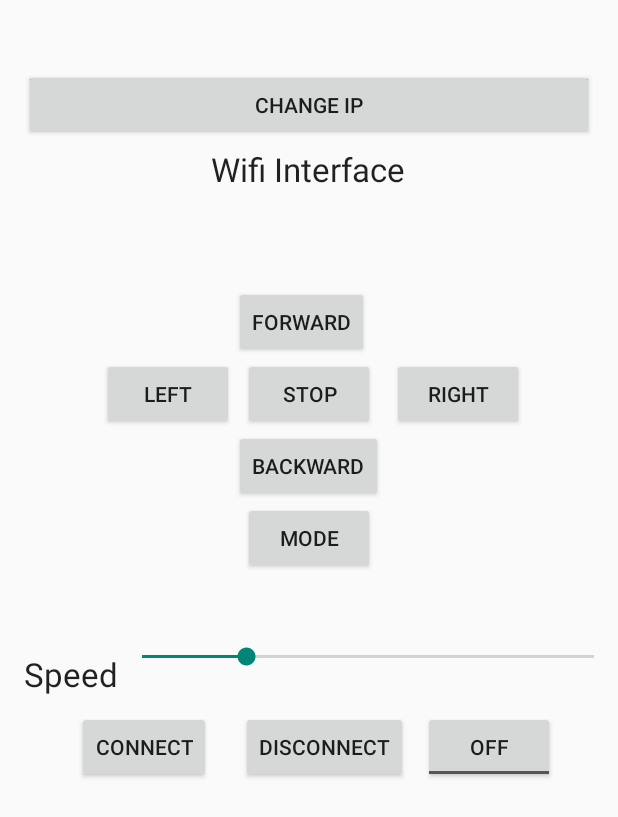
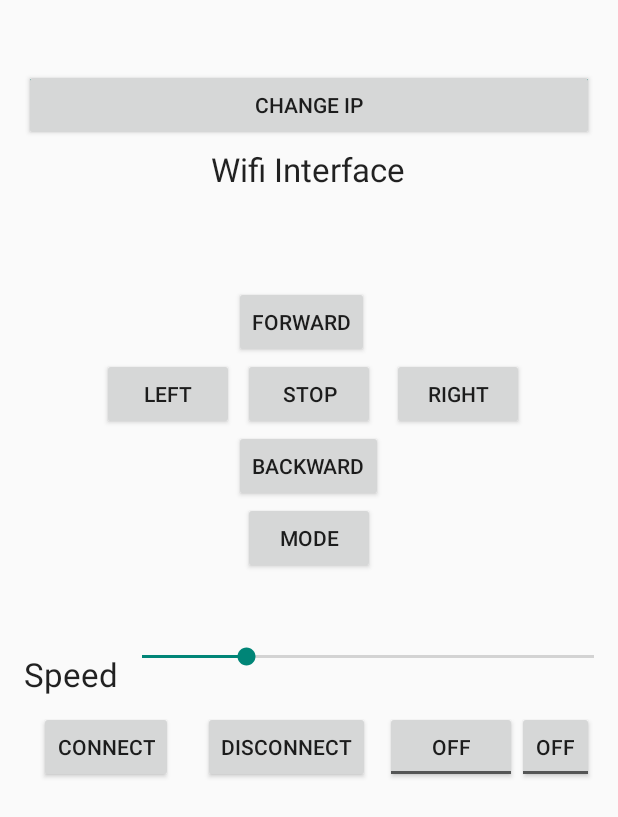
Before and after one commit to typelogical/CSE541Robotics, an Android app: the screen it shows after launch (MainActivity), on a phone screen of 412 x 824 dp. Shown: the top 817 px of the screen. Run offline under Robolectric (Android 15) with nearby library versions, the phone set to English and light mode, and no system bars.

Commit message:
Fix the buttons not being connected and object that were not allocated. Adding the play button.
Recording button works fine.

```diff
--- a/app/src/main/java/csusb/cse541/william/cse541robotics/MainActivity.java
+++ b/app/src/main/java/csusb/cse541/william/cse541robotics/MainActivity.java
@@ -4,9 +4,9 @@ import android.app.Activity;
 import android.os.Bundle;
 import android.os.StrictMode;
 import android.widget.Button;
+import android.widget.SeekBar;
 
 public class MainActivity extends Activity {
-
 
     @Override
     protected void onCreate(Bundle savedInstanceState) {
@@ -15,13 +15,8 @@ public class MainActivity extends Activity {
         StrictMode.ThreadPolicy policy = new StrictMode.ThreadPolicy.Builder().permitAll().build();
         StrictMode.setThreadPolicy(policy);
         setContentView(R.layout.activity_main);
-
-        //SeekBar skbrSpeed = (SeekBar) findViewById(R.id.skbrSpeedBar);
-        //skbrSpeed.setOnSeekBarChangeListener(oclChangeSpeed);
-
-
+        createButtons();
     }
-
 
     /* Connect to the arduino robot */
     private void createButtons() {
@@ -52,53 +47,11 @@ public class MainActivity extends Activity {
 
         Button recordButton = (Button) findViewById(R.id.recordButton);
         recordButton.setOnClickListener(ocl);
+
+        Button playButton = (Button) findViewById(R.id.playButton);
+        playButton.setOnClickListener(ocl);
+
+        SeekBar skbrSpeed = (SeekBar) findViewById(R.id.skbrSpeedBar);
+        skbrSpeed.setOnSeekBarChangeListener(ocl);
     }
-
-
-/*    SeekBar.OnSeekBarChangeListener oclChangeSpeed = new SeekBar.OnSeekBarChangeListener() {
-        @Override
-        public void onStopTrackingTouch(SeekBar seekBar) {
-            String newSpeed = "k";
-            SeekBar skbrSpeed = (SeekBar) findViewById(R.id.skbrSpeedBar);
-            int _spd = skbrSpeed.getProgress();
-            char spd = (char) _spd;
-            newSpeed += spd;
-            try {
-                wifiCtrl.send(newSpeed);    // This should be a single digit to avoid fast speed changes
-                speed = newSpeed;
-            } catch (Exception e) {
-                sendEHandler();
-            }
-        }
-        @Override
-        public void onProgressChanged(SeekBar seekBar, int progress, boolean fromUser) {
-
-        }
-
-        @Override
-        public void onStartTrackingTouch(SeekBar seekBar) {
-
-        }
-    };
-
-    View.OnClickListener oclRecord = new View.OnClickListener()  {
-        @Override
-        public void onClick (View v) {
-            if (recording) {
-                recording = false;
-                msgBox("Record", "Stopped Recording.");
-            } else {
-                recording = true;
-                timer = new Timer();
-                timer.start();
-                route = new Route ();
-                msgBox("Record", "Started Recording.");
-            }
-
-        }
-
-    };*/
-     /* Send */
-
-
 }
--- a/app/src/main/res/layout/activity_main.xml
+++ b/app/src/main/res/layout/activity_main.xml
@@ -153,7 +153,19 @@
         android:layout_alignBottom="@+id/linearLayout"
         android:layout_toRightOf="@+id/header"
         android:layout_toEndOf="@+id/header"
-            android:checked="false" />
+        android:checked="false"
+        tools:ignore="HardcodedText" />
+
+    <ToggleButton
+        android:layout_width="wrap_content"
+        android:layout_height="wrap_content"
+        android:text="Play"
+        android:id="@+id/playButton"
+        android:layout_alignBottom="@+id/linearLayout"
+        android:layout_toRightOf="@+id/header"
+        android:layout_toEndOf="@+id/header"
+        android:checked="false"
+        tools:ignore="HardcodedText" />
 
     </LinearLayout>
 
```
Also changed, not shown: app/src/main/java/csusb/cse541/william/cse541robotics/ClickListener.java (+79 -10 lines), app/src/main/java/csusb/cse541/william/cse541robotics/RouteNode.java (+4 -4 lines). Lines whose indentation alone changed are shown as unchanged.
